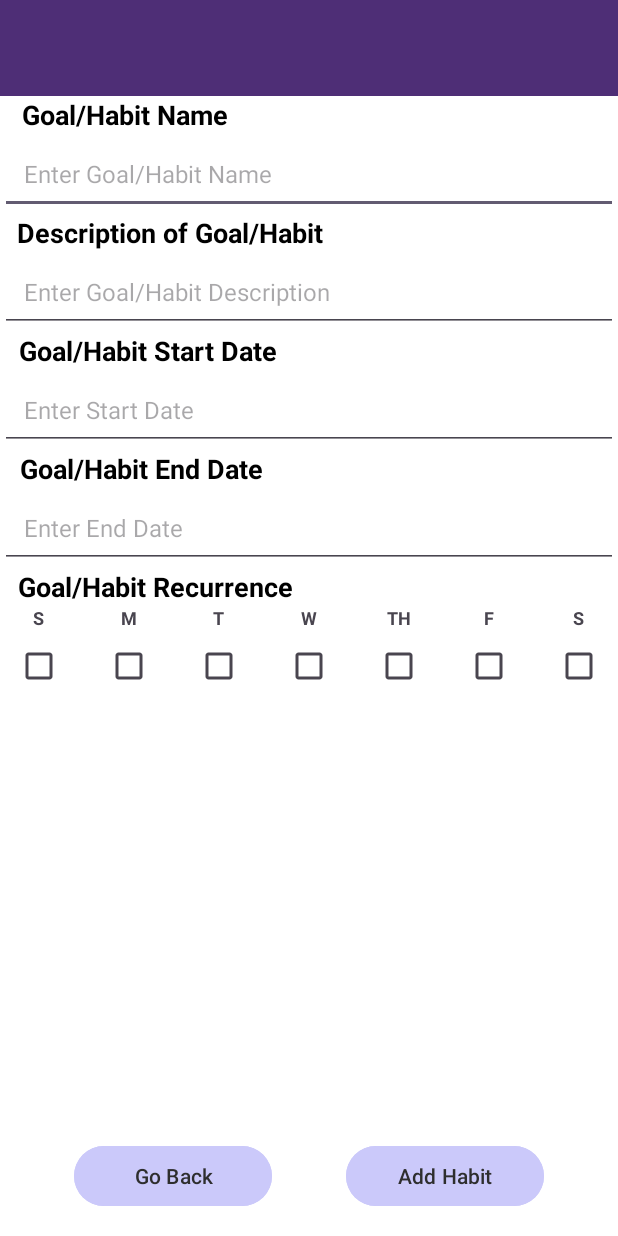
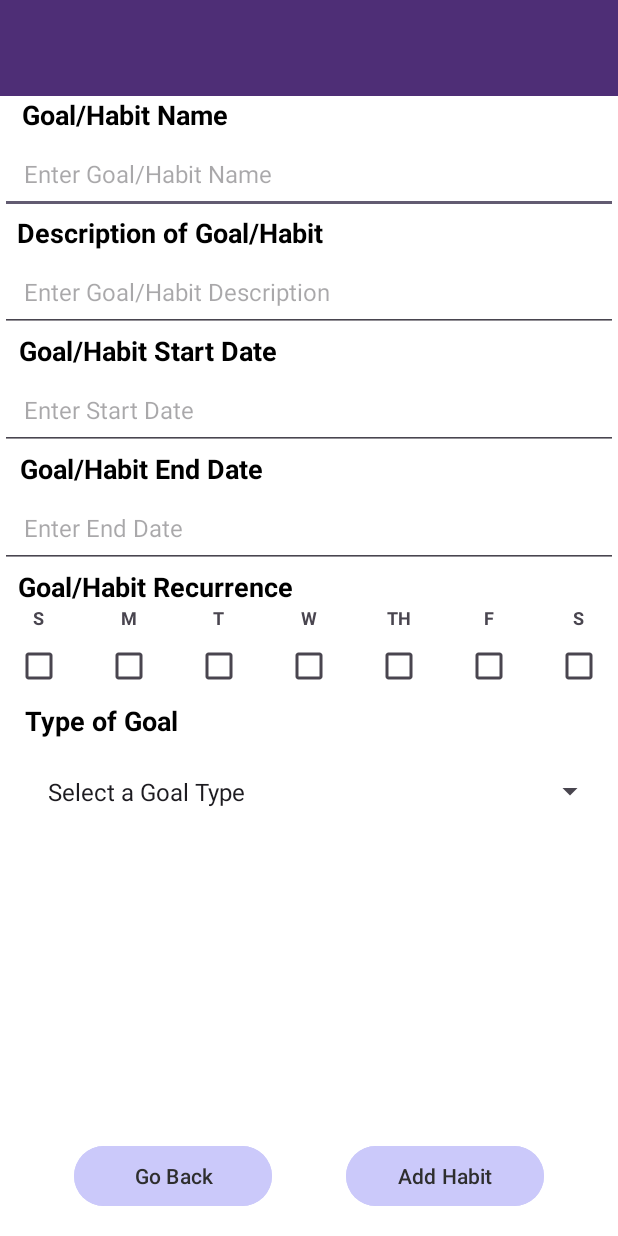
Before and after one commit to UTSA-CS-3443/HabitQuest, an Android app: the set_Goal_Activity screen opened directly, with no data from a screen before it, on a phone screen of 412 x 824 dp. Run offline under Robolectric (Android 15) with nearby library versions, the phone set to English and light mode, and no system bars.

Commit message:
Updating goal type drop down menu

```diff
--- a/app/src/main/java/edu/usta/cs3443/habitquest/set_Goal_Activity.java
+++ b/app/src/main/java/edu/usta/cs3443/habitquest/set_Goal_Activity.java
@@ -8,9 +8,14 @@ import androidx.core.graphics.Insets;
 import androidx.core.view.ViewCompat;
 import androidx.core.view.WindowInsetsCompat;
 import android.util.Log;
+import android.view.View;
 import android.widget.Button;
 import android.widget.CheckBox;
+import android.widget.AdapterView;
+import android.widget.Spinner;
+import android.widget.Toast;
 import android.widget.EditText;
+import android.widget.ArrayAdapter;
 import androidx.appcompat.app.AppCompatActivity;
 import java.io.BufferedReader;
 import java.io.BufferedWriter;
@@ -26,6 +31,7 @@ public class set_Goal_Activity extends AppCompatActivity {
 
     private EditText goalNameEditText, goalDescriptionEditText, goalStartDateEditText, goalEndDateEditText;
     private CheckBox checkbox1, checkbox2, checkbox3, checkbox4, checkbox5, checkbox6, checkbox7;
+    private Spinner goalTypeSpinner;
     private Button addHabitButton, goBackButton;
 
     @Override
@@ -37,6 +43,7 @@ public class set_Goal_Activity extends AppCompatActivity {
         goalDescriptionEditText = findViewById(R.id.goalDescriptionEditText);
         goalStartDateEditText = findViewById(R.id.goalStartDateEditText);
         goalEndDateEditText = findViewById(R.id.goalEndDateEditText);
+        goalTypeSpinner = findViewById(R.id.goalTypeSpinner);
 
         checkbox1 = findViewById(R.id.checkbox1);
         checkbox2 = findViewById(R.id.checkbox2);
@@ -45,6 +52,12 @@ public class set_Goal_Activity extends AppCompatActivity {
         checkbox5 = findViewById(R.id.checkbox5);
         checkbox6 = findViewById(R.id.checkbox6);
         checkbox7 = findViewById(R.id.checkbox7);
+
+        ArrayAdapter<CharSequence> adapter = ArrayAdapter.createFromResource(this,
+                R.array.goal_type_array, android.R.layout.simple_spinner_item);
+        adapter.setDropDownViewResource(android.R.layout.simple_spinner_dropdown_item);
+        goalTypeSpinner.setAdapter(adapter);
+
 
         addHabitButton = findViewById(R.id.addHabitButton);
         addHabitButton.setOnClickListener(v -> addAndReadHabit());
@@ -59,6 +72,8 @@ public class set_Goal_Activity extends AppCompatActivity {
         String goalStartDate = goalStartDateEditText.getText().toString();
         String goalEndDate = goalEndDateEditText.getText().toString();
 
+        String goalType = (String) goalTypeSpinner.getSelectedItem();
+
         StringBuilder recurrence = new StringBuilder();
         if (checkbox1.isChecked()) recurrence.append("S ");
         if (checkbox2.isChecked()) recurrence.append("M ");
@@ -68,7 +83,7 @@ public class set_Goal_Activity extends AppCompatActivity {
         if (checkbox6.isChecked()) recurrence.append("F ");
         if (checkbox7.isChecked()) recurrence.append("S ");
 
-        Goal newGoal = new Goal(goalName, "type", goalDescription, goalStartDate, goalEndDate);
+        Goal newGoal = new Goal(goalName, goalType, goalDescription, goalStartDate, goalEndDate);
 
         // Path to the internal storage file
         File file = new File(getFilesDir(), "goals.csv");
--- a/app/src/main/res/layout/activity_set_goal.xml
+++ b/app/src/main/res/layout/activity_set_goal.xml
@@ -328,6 +328,30 @@
 
     </LinearLayout>
 
+    <TextView
+        android:id="@+id/GoalsTypeLabel"
+        android:layout_width="wrap_content"
+        android:layout_height="wrap_content"
+        android:gravity="start"
+        android:text="@string/goal_type"
+        android:textColor="#000000"
+        android:textSize="18sp"
+        android:textStyle="bold"
+        app:layout_constraintEnd_toEndOf="parent"
+        app:layout_constraintHorizontal_bias="0.053"
+        app:layout_constraintStart_toStartOf="parent"
+        app:layout_constraintTop_toBottomOf="@id/checkboxContainer" />
+
+    <Spinner
+        android:id="@+id/goalTypeSpinner"
+        android:layout_width="0dp"
+        android:layout_height="wrap_content"
+        android:layout_margin="8dp"
+        android:padding="16dp"
+        app:layout_constraintEnd_toEndOf="parent"
+        app:layout_constraintStart_toStartOf="parent"
+        app:layout_constraintTop_toBottomOf="@id/GoalsTypeLabel" />
+
     <Button
         android:id="@+id/goBackButton"
         android:layout_width="0dp"
--- a/app/src/main/res/values/strings.xml
+++ b/app/src/main/res/values/strings.xml
@@ -30,6 +30,15 @@
     <string name="label_w">W</string>  // New string
     <string name="label_th">TH</string>  // New string
     <string name="label_f">F</string>  // New string
+    <string name="goal_type">Type of Goal</string>
+    <string-array name="goal_type_array">
+        <item>Select a Goal Type</item>
+        <item>Financial</item>
+        <item>Health</item>
+        <item>Personal</item>
+        <item>Professional</item>
+    </string-array>
+
     <string name="action_go_back">Go Back</string>  // New string
     <string name="action_add_habit">Add Habit</string>  // New string
 </resources>
```
